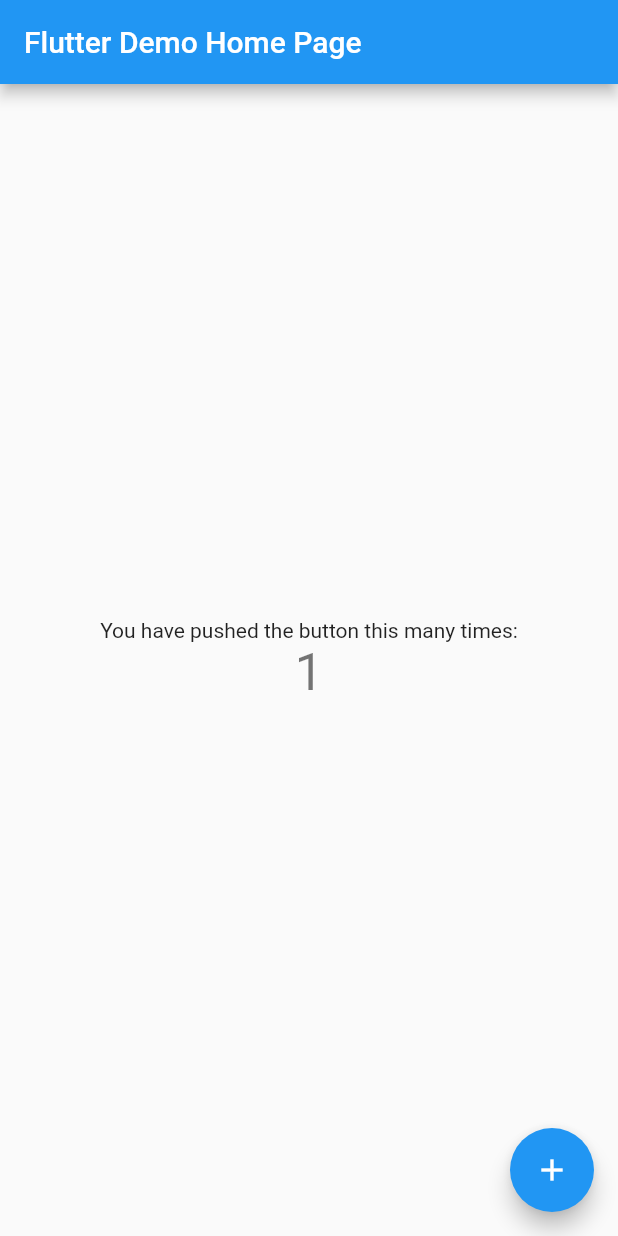
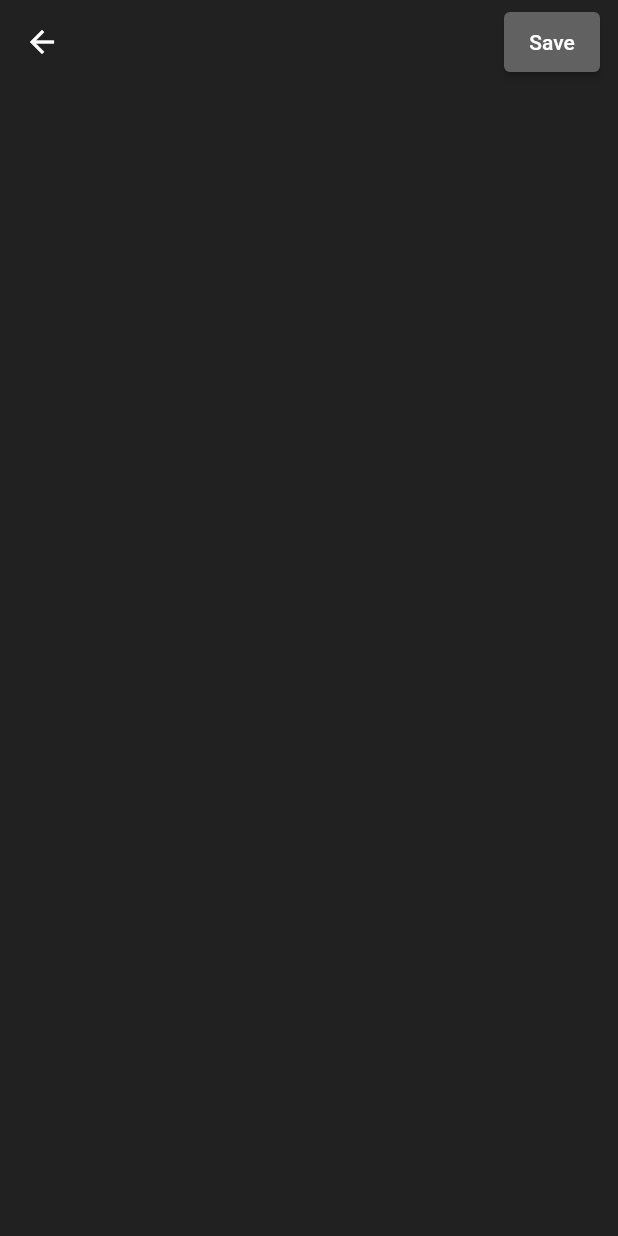
Before and after one commit to RodrigoSouzaCamelo/app-note-flutter, a Flutter app: the screen it shows after launch, after a tap on the "add" icon, on a phone screen of 412 x 824 dp. Run offline on Flutter 3.47's test engine with Material 2 defaults, Android fonts, the phone set to English and light mode, and no system bars; our stand-ins replace sqflite; accounts and stored records are empty.

Commit message:
Create layout

```diff
--- a/lib/main.dart
+++ b/lib/main.dart
@@ -1,6 +1,15 @@
+import 'package:app_note_flutter/pages/notes_page.dart';
 import 'package:flutter/material.dart';
+import 'package:flutter/services.dart';
 
-void main() {
+Future main() async {
+  WidgetsFlutterBinding.ensureInitialized();
+
+  await SystemChrome  .setPreferredOrientations([
+    DeviceOrientation.portraitUp,
+    DeviceOrientation.portraitDown
+  ]);
+
   runApp(const MyApp());
 }
 
@@ -11,105 +20,18 @@
   @override
   Widget build(BuildContext context) {
     return MaterialApp(
-      title: 'Flutter Demo',
+      title: 'Notes SQLite',
+      themeMode: ThemeMode.dark,
+      debugShowCheckedModeBanner: false,
       theme: ThemeData(
-        // This is the theme of your application.
-        //
-        // Try running your application with "flutter run". You'll see the
-        // application has a blue toolbar. Then, without quitting the app, try
-        // changing the primarySwatch below to Colors.green and then invoke
-        // "hot reload" (press "r" in the console where you ran "flutter run",
-        // or simply save your changes to "hot reload" in a Flutter IDE).
-        // Notice that the counter didn't reset back to zero; the application
-        // is not restarted.
-        primarySwatch: Colors.blue,
+        primaryColor: Colors.black,
+        scaffoldBackgroundColor: Colors.grey.shade900,
+        appBarTheme: const AppBarTheme(
+          backgroundColor: Colors.transparent,
+          elevation: 0
+        )
       ),
-      home: const MyHomePage(title: 'Flutter Demo Home Page'),
+      home: const NotesPage(),
     );
   }
 }
-
-class MyHomePage extends StatefulWidget {
-  const MyHomePage({super.key, required this.title});
-
-  // This widget is the home page of your application. It is stateful, meaning
-  // that it has a State object (defined below) that contains fields that affect
-  // how it looks.
-
-  // This class is the configuration for the state. It holds the values (in this
-  // case the title) provided by the parent (in this case the App widget) and
-  // used by the build method of the State. Fields in a Widget subclass are
-  // always marked "final".
-
-  final String title;
-
-  @override
-  State<MyHomePage> createState() => _MyHomePageState();
-}
-
-class _MyHomePageState extends State<MyHomePage> {
-  int _counter = 0;
-
-  void _incrementCounter() {
-    setState(() {
-      // This call to setState tells the Flutter framework that something has
-      // changed in this State, which causes it to rerun the build method below
-      // so that the display can reflect the updated values. If we changed
-      // _counter without calling setState(), then the build method would not be
-      // called again, and so nothing would appear to happen.
-      _counter++;
-    });
-  }
-
-  @override
-  Widget build(BuildContext context) {
-    // This method is rerun every time setState is called, for instance as done
-    // by the _incrementCounter method above.
-    //
-    // The Flutter framework has been optimized to make rerunning build methods
-    // fast, so that you can just rebuild anything that needs updating rather
-    // than having to individually change instances of widgets.
-    return Scaffold(
-      appBar: AppBar(
-        // Here we take the value from the MyHomePage object that was created by
-        // the App.build method, and use it to set our appbar title.
-        title: Text(widget.title),
-      ),
-      body: Center(
-        // Center is a layout widget. It takes a single child and positions it
-        // in the middle of the parent.
-        child: Column(
-          // Column is also a layout widget. It takes a list of children and
-          // arranges them vertically. By default, it sizes itself to fit its
-          // children horizontally, and tries to be as tall as its parent.
-          //
-          // Invoke "debug painting" (press "p" in the console, choose the
-          // "Toggle Debug Paint" action from the Flutter Inspector in Android
-          // Studio, or the "Toggle Debug Paint" command in Visual Studio Code)
-          // to see the wireframe for each widget.
-          //
-          // Column has various properties to control how it sizes itself and
-          // how it positions its children. Here we use mainAxisAlignment to
-          // center the children vertically; the main axis here is the vertical
-          // axis because Columns are vertical (the cross axis would be
-          // horizontal).
-          mainAxisAlignment: MainAxisAlignment.center,
-          children: <Widget>[
-            const Text(
-              'You have pushed the button this many times:',
-            ),
-            Text(
-              '$_counter',
-              style: Theme.of(context).textTheme.headline4,
-            ),
-          ],
-        ),
-      ),
-      floatingActionButton: FloatingActionButton(
-        onPressed: _incrementCounter,
-        tooltip: 'Increment',
-        child: const Icon(Icons.add),
-      ), // This trailing comma makes auto-formatting nicer for build methods.
-    );
-  }
-}
--- /dev/null
+++ b/lib/pages/add_edit_note_page.dart
@@ -0,0 +1,54 @@
+import 'package:app_note_flutter/models/note.dart';
+import 'package:flutter/material.dart';
+
+class AddEditNotePage extends StatefulWidget {
+  final Note? note;
+
+  const AddEditNotePage({Key? key, this.note}) : super(key: key);
+
+  @override
+  State<AddEditNotePage> createState() => _AddEditNotePageState();
+}
+
+class _AddEditNotePageState extends State<AddEditNotePage> {
+  final _formKey = GlobalKey<FormState>();
+  late bool isImportant;
+  late int number;
+  late String title;
+  late String description;
+
+  @override
+  void initState() {
+    super.initState();
+
+    isImportant = widget.note?.isImportant ?? false;
+    number = widget.note?.number ?? 0;
+    title = widget.note?.title ?? '';
+    description = widget.note?.description ?? '';
+  }
+
+  Widget buildButton() {
+    final isFormValid = title.isNotEmpty && description.isNotEmpty;
+
+    return Padding(
+      padding: const EdgeInsets.symmetric(vertical: 8, horizontal: 12),
+      child: ElevatedButton(
+        style: ElevatedButton.styleFrom(
+          foregroundColor: Colors.white,
+          backgroundColor: isFormValid ? null : Colors.grey.shade700
+        ),
+        onPressed: () {},
+        child: const Text('Save'),
+      ),
+    );
+  }
+
+  @override
+  Widget build(BuildContext context) {
+    return Scaffold(
+      appBar: AppBar(
+        actions: [buildButton()],
+      ),
+    );
+  }
+}
--- /dev/null
+++ b/lib/pages/notes_page.dart
@@ -0,0 +1,102 @@
+import 'package:app_note_flutter/data/notes_database.dart';
+import 'package:app_note_flutter/models/note.dart';
+import 'package:app_note_flutter/pages/add_edit_note_page.dart';
+import 'package:app_note_flutter/widgets/note_card_widget.dart';
+import 'package:flutter/material.dart';
+import 'package:flutter_staggered_grid_view/flutter_staggered_grid_view.dart';
+
+class NotesPage extends StatefulWidget {
+  const NotesPage({Key? key}) : super(key: key);
+
+  @override
+  State<NotesPage> createState() => _NotesPageState();
+}
+
+class _NotesPageState extends State<NotesPage> {
+  late List<Note> notes;
+  bool isLoading = false;
+
+  @override
+  void initState() {
+    super.initState();
+
+    refreshNotes();
+  }
+
+  @override
+  void dispose() {
+    NotesDatabase.instance.close();
+
+    super.dispose();
+  }
+
+  Future refreshNotes() async {
+    setState(() => isLoading = true);
+
+    notes = await NotesDatabase.instance.readAllNotes();
+
+    setState(() => isLoading = false);
+  }
+
+  Widget buildNotes() => MasonryGridView.count(
+    padding: const EdgeInsets.all(8),
+    itemCount: notes.length,
+    crossAxisCount: 4,
+    mainAxisSpacing: 4,
+    crossAxisSpacing: 4,
+    itemBuilder: (context, index) {
+      final note = notes[index];
+
+      return GestureDetector(
+        onTap: () async {
+
+        },
+        child: NoteCardWidget(note: note, index: index),
+      );
+    },
+  );
+
+  Widget buildBodyPage() {
+    if (isLoading) {
+      return const CircularProgressIndicator();
+    }
+
+    if (notes.isEmpty) {
+      return const Text(
+        'No Notes',
+        style: TextStyle(
+          color: Colors.white,
+          fontSize: 24,
+        ),
+      );
+    }
+
+    return buildNotes();
+  }
+
+  @override
+  Widget build(BuildContext context) {
+    return Scaffold(
+      appBar: AppBar(
+        title: const Text(
+          'Notes',
+          style: TextStyle(fontSize: 24),
+        ),
+      ),
+      body: Center(
+        child: buildBodyPage(),
+      ),
+      floatingActionButton: FloatingActionButton(
+        backgroundColor: Colors.white,
+        onPressed: () async {
+          await Navigator.of(context).push(
+            MaterialPageRoute(builder: (context) => const AddEditNotePage())
+          );
+
+          refreshNotes();
+        },
+        child: const Icon(Icons.add, color: Colors.black),
+      ),
+    );
+  }
+}
```
Also changed, not shown: lib/widgets/note_card_widget.dart (added, +74 -0 lines).
